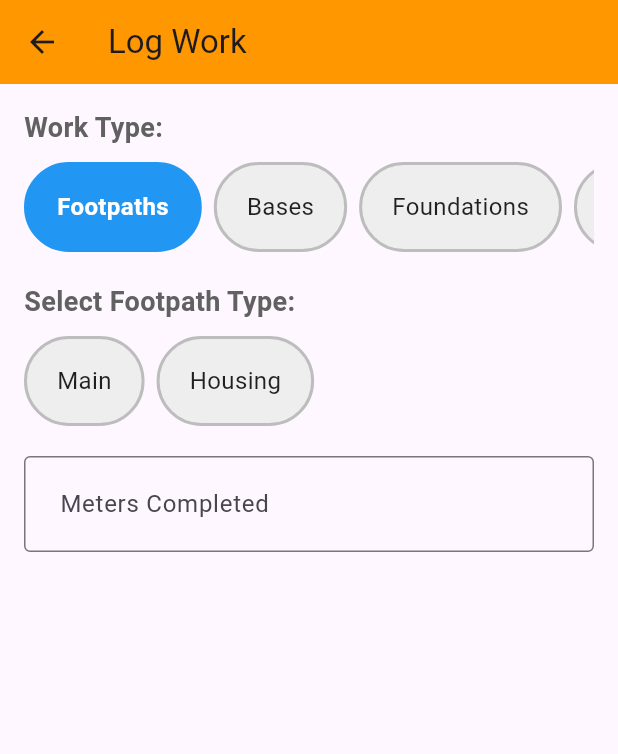
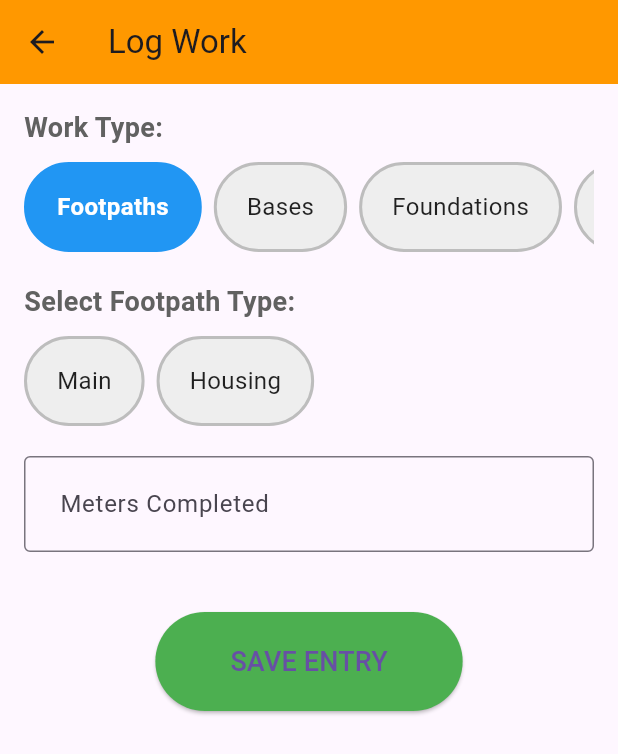
Before and after one commit to conleithryan/Sitemate, a Flutter app: the AddWorkScreen screen opened directly, after a tap on "Footpaths", on a phone screen of 412 x 824 dp. Shown: the top 754 px of the screen. Run offline on Flutter 3.47's test engine with Material 3 defaults, Android fonts, the phone set to English and light mode, and no system bars.

Commit message:
save button, error message and success message

```diff
--- a/lib/main.dart
+++ b/lib/main.dart
@@ -9,11 +9,8 @@ class Sitemate extends StatelessWidget {
 
   @override
   Widget build(BuildContext context) {
-
     return MaterialApp(
-      theme: ThemeData(
-        primarySwatch: Colors.orange,
-      ),
+      theme: ThemeData(primarySwatch: Colors.orange),
       home: HomeScreen(),
     );
   }
@@ -21,12 +18,9 @@ class Sitemate extends StatelessWidget {
 
 class HomeScreen extends StatelessWidget {
   @override
-  Widget build(BuildContext context){
-    return Scaffold (
-      appBar: AppBar(
-        title: Text('Sitemate'),
-        backgroundColor: Colors.orange,
-      ),
+  Widget build(BuildContext context) {
+    return Scaffold(
+      appBar: AppBar(title: Text('Sitemate'), backgroundColor: Colors.orange),
       body: Center(
         child: ElevatedButton(
           onPressed: () {
@@ -37,10 +31,7 @@ class HomeScreen extends StatelessWidget {
           },
           child: Padding(
             padding: EdgeInsets.all(16),
-            child: Text(
-              'START WORK LOG',
-              style: TextStyle(fontSize: 20),
-            ),
+            child: Text('START WORK LOG', style: TextStyle(fontSize: 20)),
           ),
         ),
       ),
@@ -58,6 +49,9 @@ class _AddWorkScreenState extends State<AddWorkScreen> {
   String? selectedFootpathType;
   String metersCompleted = '';
   String basesQuantity = '';
+  String dayWorksHours = '';
+  String? errorMessage;
+  String? successMessage;
 
   final List<String> workTypes = [
     'Footpaths',
@@ -72,10 +66,7 @@ class _AddWorkScreenState extends State<AddWorkScreen> {
   @override
   Widget build(BuildContext context) {
     return Scaffold(
-      appBar: AppBar(
-        title: Text('Log Work'),
-      backgroundColor: Colors.orange,
-      ),
+      appBar: AppBar(title: Text('Log Work'), backgroundColor: Colors.orange),
       body: Padding(
         padding: EdgeInsets.all(16),
         child: Column(
@@ -87,6 +78,8 @@ class _AddWorkScreenState extends State<AddWorkScreen> {
               onSelected: (value) {
                 setState(() {
                   selectedWorkType = value;
+                  successMessage = null;
+                  errorMessage = null;
                 });
               },
               colorMap: {
@@ -100,12 +93,39 @@ class _AddWorkScreenState extends State<AddWorkScreen> {
               },
             ),
 
+            if (successMessage != null) ...[
+                SizedBox(height: 20),
+                Container(
+                  padding: EdgeInsets.all(16),
+                  decoration: BoxDecoration(
+                    color: Colors.green[100],
+                    borderRadius: BorderRadius.circular(8),
+                    border: Border.all(color: Colors.green),
+                  ),
+                  child: Row(
+                    children: [
+                      Icon(Icons.error, color: Colors.green),
+                      SizedBox(width: 10),
+                      Expanded(
+                        child: Text(
+                          successMessage!,
+                          style: TextStyle(
+                            color: Colors.green[700],
+                            fontSize: 16,
+                          ),
+                        ),
+                      ),
+                    ],
+                  ),
+                ),
+              ],
+
             if (selectedWorkType == 'Footpaths') ...[
               SizedBox(height: 20),
 
               buildTileSelector(
                 label: 'Select Footpath Type:',
-                options: ['Main','Housing'],
+                options: ['Main', 'Housing'],
                 selectedValue: selectedFootpathType,
                 onSelected: (value) {
                   setState(() {
@@ -133,7 +153,7 @@ class _AddWorkScreenState extends State<AddWorkScreen> {
               ),
             ],
 
-            if (selectedWorkType == 'Bases') ... [
+            if (selectedWorkType == 'Bases') ...[
               SizedBox(height: 20),
 
               TextField(
@@ -142,14 +162,15 @@ class _AddWorkScreenState extends State<AddWorkScreen> {
                   border: OutlineInputBorder(),
                   contentPadding: EdgeInsets.all(20),
                 ),
-                keyboardType:TextInputType.number,
-                onChanged: (value){
+                keyboardType: TextInputType.number,
+                onChanged: (value) {
                   basesQuantity = value;
+                  print('Number of Bases Completed: $basesQuantity');
                 },
               ),
             ],
 
-            if (selectedWorkType == 'Day Works') ... [
+            if (selectedWorkType == 'Day Works') ...[
               SizedBox(height: 20),
 
               TextField(
@@ -158,11 +179,109 @@ class _AddWorkScreenState extends State<AddWorkScreen> {
                   border: OutlineInputBorder(),
                   contentPadding: EdgeInsets.all(20),
                 ),
-                keyboardType:TextInputType.number,
-                onChanged: (value){
-                  basesQuantity = value;
+                keyboardType: TextInputType.number,
+                onChanged: (value) {
+                  dayWorksHours = value;
+                  print('Day Work hours: $dayWorksHours');
                 },
               ),
+            ],
+
+            if (selectedWorkType != null) ...[
+              SizedBox(height: 40),
+              ElevatedButton(
+                onPressed: () {
+                  bool canSave = true;
+                  String error = '';
+
+                  if (selectedWorkType == 'Footpaths') {
+                    if (selectedFootpathType == null) {
+                      canSave = false;
+                      error = 'Please enter footpath type';
+                    } else if (metersCompleted.isEmpty) {
+                      canSave = false;
+                      error = 'Please enter meters completed';
+                    }
+                  } else if (selectedWorkType == 'Bases') {
+                    if (basesQuantity.isEmpty) {
+                      canSave = false;
+                      error = 'Please enter number of bases';
+                    }
+                  } else if (selectedWorkType == 'Day Works') {
+                    if (dayWorksHours.isEmpty) {
+                      canSave = false;
+                      error = 'Please enter hours worked';
+                    }
+                  }
+
+                  if (canSave) {
+                    setState(() {
+                      errorMessage = null;
+                      successMessage = 'Work entry saved!';
+
+                      selectedWorkType = null;
+                      selectedFootpathType = null;
+                      metersCompleted = '';
+                      basesQuantity = '';
+                      dayWorksHours = '';
+                    });
+
+                    Future.delayed(Duration(seconds: 2), () {
+                      setState(() {
+                        successMessage = null;
+                      });
+                    });
+                    print('✅ Saving work entry...');
+                    print('Work type: $selectedWorkType');
+
+                    if (selectedWorkType == 'Footpaths') {
+                      print('Footpath type: $selectedFootpathType');
+                      print('Meters: $metersCompleted');
+                    } else if (selectedWorkType == 'Bases') {
+                      print('Bases quantity: $basesQuantity');
+                    } else if (selectedWorkType == 'Day Works') {
+                      print('Hours: $dayWorksHours');
+                    }
+                  } else {
+                    setState(() {
+                      errorMessage = error;
+                    });
+                    print('❌ Cannot save: $errorMessage');
+                  }
+                },
+                style: ElevatedButton.styleFrom(
+                  backgroundColor: Colors.green,
+                  padding: EdgeInsets.symmetric(horizontal: 50, vertical: 20),
+                ),
+                child: Text('SAVE ENTRY', style: TextStyle(fontSize: 18)),
+              ),
+
+              if (errorMessage != null) ...[
+                SizedBox(height: 20),
+                Container(
+                  padding: EdgeInsets.all(16),
+                  decoration: BoxDecoration(
+                    color: Colors.red[100],
+                    borderRadius: BorderRadius.circular(8),
+                    border: Border.all(color: Colors.red),
+                  ),
+                  child: Row(
+                    children: [
+                      Icon(Icons.error, color: Colors.red),
+                      SizedBox(width: 10),
+                      Expanded(
+                        child: Text(
+                          errorMessage!,
+                          style: TextStyle(
+                            color: Colors.red[700],
+                            fontSize: 16,
+                          ),
+                        ),
+                      ),
+                    ],
+                  ),
+                ),
+              ],
             ],
           ],
         ),
@@ -218,7 +337,9 @@ Widget buildTileSelector({
                         option,
                         style: TextStyle(
                           fontSize: 16,
-                          fontWeight: isSelected ? FontWeight.bold : FontWeight.normal,
+                          fontWeight: isSelected
+                              ? FontWeight.bold
+                              : FontWeight.normal,
                           color: isSelected ? Colors.white : Colors.black87,
                         ),
                       ),
```
Lines whose indentation alone changed are shown as unchanged.
